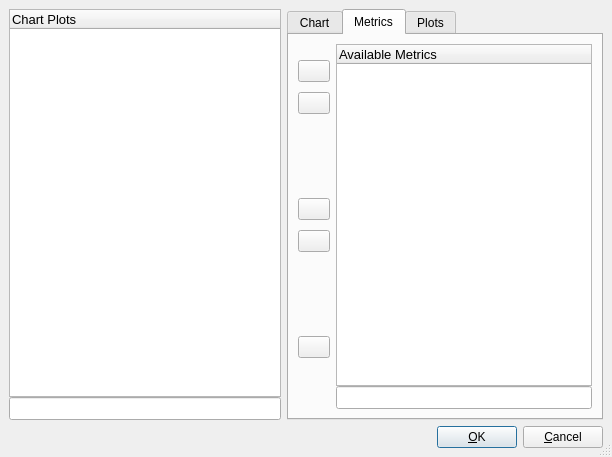
This is src/chart/chartdialog.ui in performancecopilot/pcp as Qt 5 draws it before an edit. The edited form follows.
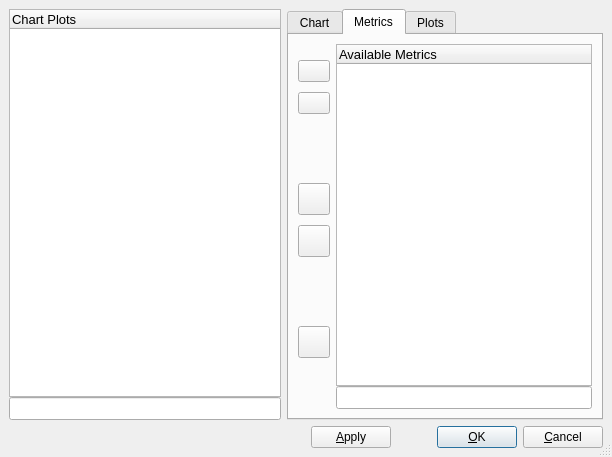
This is the edited form. The open tabs and pages were chosen to show the change. Icons and pictures are not drawn. Custom widgets are drawn as their Qt base class.

Commit message: Add an "Apply" button to Create/Edit chart dialogs.

Diff of the .ui file:
```diff
--- a/src/chart/chartdialog.ui
+++ b/src/chart/chartdialog.ui
@@ -929,6 +929,12 @@
              <verstretch>0</verstretch>
             </sizepolicy>
            </property>
+           <property name="minimumSize" >
+            <size>
+             <width>32</width>
+             <height>32</height>
+            </size>
+           </property>
            <property name="maximumSize" >
             <size>
              <width>32</width>
@@ -975,6 +981,12 @@
              <verstretch>0</verstretch>
             </sizepolicy>
            </property>
+           <property name="minimumSize" >
+            <size>
+             <width>32</width>
+             <height>32</height>
+            </size>
+           </property>
            <property name="maximumSize" >
             <size>
              <width>32</width>
@@ -1018,6 +1030,12 @@
              <verstretch>0</verstretch>
             </sizepolicy>
            </property>
+           <property name="minimumSize" >
+            <size>
+             <width>32</width>
+             <height>32</height>
+            </size>
+           </property>
            <property name="maximumSize" >
             <size>
              <width>32</width>
@@ -1754,6 +1772,32 @@
        </property>
       </spacer>
      </item>
+     <item>
+      <widget class="QPushButton" name="buttonApply" >
+       <property name="text" >
+        <string>&amp;Apply</string>
+       </property>
+      </widget>
+     </item>
+     <item>
+      <spacer name="horizontalSpacer" >
+       <property name="orientation" >
+        <enum>Qt::Horizontal</enum>
+       </property>
+       <property name="sizeType" >
+        <enum>QSizePolicy::Fixed</enum>
+       </property>
+       <property name="autoDefault" >
+        <bool>true</bool>
+       </property>
+       <property name="sizeHint" >
+        <size>
+         <width>40</width>
+         <height>20</height>
+        </size>
+       </property>
+      </spacer>
+     </item>
      <item>
       <widget class="QPushButton" name="buttonOk" >
        <property name="text" >
```
Left out of the diff: 42 changed lines with no effect on the pictures. The commit also changes 5 other files.
